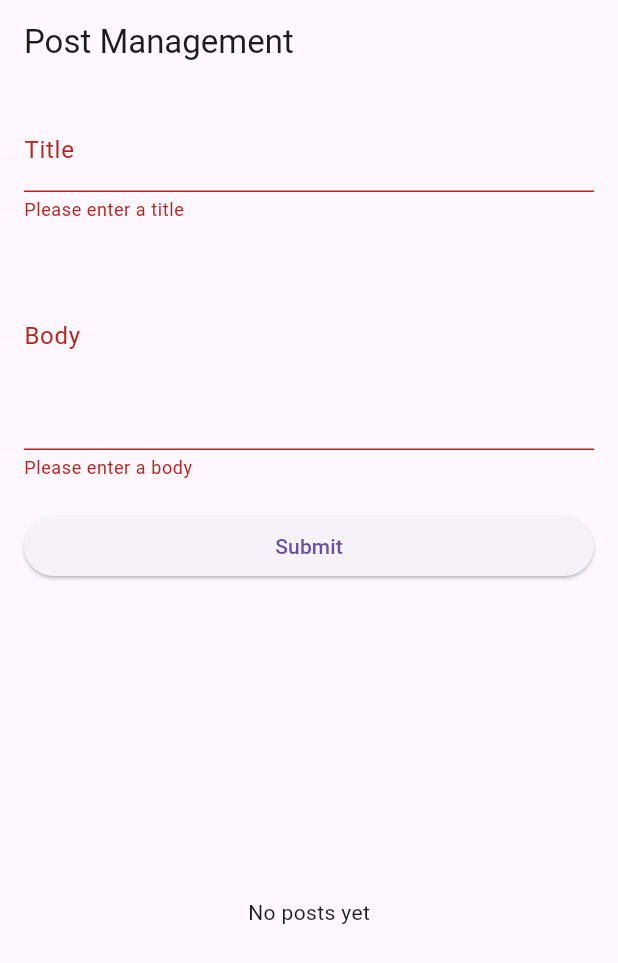
After one commit to JukiNat1/BT_LapTrinhUDMB, a Flutter app: the PostManagementScreen screen opened directly, after a tap on "Submit", on a phone screen of 412 x 824 dp. The commit adds this screen. Shown: the top 963 px of the screen. Run offline on Flutter 3.47's test engine with Material 3 defaults, Android fonts, the phone set to English and light mode, and no system bars; network calls fail.

Commit message:
Update bài tập 20/5/2025

```diff
--- /dev/null
+++ b/bai_tap_vn_layout/lib/api.dart
@@ -0,0 +1,88 @@
+import 'dart:convert';
+import 'package:flutter/material.dart';
+import 'package:http/http.dart' as http;
+
+void main() {
+  runApp(const MyApp());
+}
+
+class MyApp extends StatelessWidget {
+  const MyApp({super.key});
+
+  @override
+  Widget build(BuildContext context) {
+    return MaterialApp(
+      title: 'Post List',
+      theme: ThemeData(primarySwatch: Colors.blue),
+      home: const PostListScreen(),
+    );
+  }
+}
+
+class PostListScreen extends StatefulWidget {
+  const PostListScreen({super.key});
+
+  @override
+  _PostListScreenState createState() => _PostListScreenState();
+}
+
+class _PostListScreenState extends State<PostListScreen> {
+  late Future<List<Post>> futurePosts;
+
+  @override
+  void initState() {
+    super.initState();
+    futurePosts = fetchPosts();
+  }
+
+  Future<List<Post>> fetchPosts() async {
+    final response = await http.get(
+      Uri.parse('https://jsonplaceholder.typicode.com/posts'),
+    );
+
+    if (response.statusCode == 200) {
+      List<dynamic> data = jsonDecode(response.body);
+      return data.map((json) => Post.fromJson(json)).toList();
+    } else {
+      throw Exception('Failed to load posts');
+    }
+  }
+
+  @override
+  Widget build(BuildContext context) {
+    return Scaffold(
+      appBar: AppBar(title: const Text('List of Posts')),
+      body: FutureBuilder<List<Post>>(
+        future: futurePosts,
+        builder: (context, snapshot) {
+          if (snapshot.connectionState == ConnectionState.waiting) {
+            return const Center(child: CircularProgressIndicator());
+          } else if (snapshot.hasError) {
+            return Center(child: Text('Error: ${snapshot.error}'));
+          } else if (!snapshot.hasData || snapshot.data!.isEmpty) {
+            return const Center(child: Text('No posts available'));
+          } else {
+            return ListView.builder(
+              itemCount: snapshot.data!.length,
+              itemBuilder: (context, index) {
+                return ListTile(title: Text(snapshot.data![index].title));
+              },
+            );
+          }
+        },
+      ),
+    );
+  }
+}
+
+class Post {
+  final int id;
+  final String title;
+  final String body;
+
+  Post({required this.id, required this.title, required this.body});
+
+  factory Post.fromJson(Map<String, dynamic> json) {
+    return Post(id: json['id'], title: json['title'], body: json['body']);
+  }
+}
--- /dev/null
+++ b/bai_tap_vn_layout/lib/input_api.dart
@@ -0,0 +1,150 @@
+import 'dart:convert';
+import 'package:flutter/material.dart';
+import 'package:http/http.dart' as http;
+
+void main() {
+  runApp(const MyApp());
+}
+
+class MyApp extends StatelessWidget {
+  const MyApp({super.key});
+
+  @override
+  Widget build(BuildContext context) {
+    return MaterialApp(
+      title: 'Post Management',
+      theme: ThemeData(primarySwatch: Colors.blue),
+      home: const PostManagementScreen(),
+    );
+  }
+}
+
+class PostManagementScreen extends StatefulWidget {
+  const PostManagementScreen({super.key});
+
+  @override
+  _PostManagementScreenState createState() => _PostManagementScreenState();
+}
+
+class _PostManagementScreenState extends State<PostManagementScreen> {
+  final _formKey = GlobalKey<FormState>();
+  final _titleController = TextEditingController();
+  final _bodyController = TextEditingController();
+  List<Post> _postedList = []; // Danh sách các bài đã gửi
+
+  Future<void> submitPost() async {
+    if (_formKey.currentState!.validate()) {
+      final response = await http.post(
+        Uri.parse('https://jsonplaceholder.typicode.com/posts'),
+        headers: {'Content-Type': 'application/json; charset=UTF-8'},
+        body: jsonEncode({
+          'title': _titleController.text,
+          'body': _bodyController.text,
+          'userId': 1,
+        }),
+      );
+
+      if (response.statusCode == 201) {
+        final newPost = Post(
+          id: DateTime.now().millisecondsSinceEpoch, // Tạo ID giả lập
+          title: _titleController.text,
+          body: _bodyController.text,
+        );
+        setState(() {
+          _postedList.add(newPost); // Thêm bài mới vào danh sách
+        });
+        ScaffoldMessenger.of(context).showSnackBar(
+          const SnackBar(content: Text('Post submitted successfully!')),
+        );
+        _titleController.clear();
+        _bodyController.clear();
+      } else {
+        ScaffoldMessenger.of(
+          context,
+        ).showSnackBar(const SnackBar(content: Text('Failed to submit post.')));
+      }
+    }
+  }
+
+  @override
+  Widget build(BuildContext context) {
+    return Scaffold(
+      appBar: AppBar(title: const Text('Post Management')),
+      body: Padding(
+        padding: const EdgeInsets.all(16.0),
+        child: Column(
+          children: [
+            Form(
+              key: _formKey,
+              child: Column(
+                crossAxisAlignment: CrossAxisAlignment.stretch,
+                children: [
+                  TextFormField(
+                    controller: _titleController,
+                    decoration: const InputDecoration(labelText: 'Title'),
+                    validator: (value) {
+                      if (value == null || value.isEmpty) {
+                        return 'Please enter a title';
+                      }
+                      return null;
+                    },
+                  ),
+                  TextFormField(
+                    controller: _bodyController,
+                    decoration: const InputDecoration(labelText: 'Body'),
+                    maxLines: 5,
+                    validator: (value) {
+                      if (value == null || value.isEmpty) {
+                        return 'Please enter a body';
+                      }
+                      return null;
+                    },
+                  ),
+                  const SizedBox(height: 20),
+                  ElevatedButton(
+                    onPressed: submitPost,
+                    child: const Text('Submit'),
+                  ),
+                ],
+              ),
+            ),
+            const SizedBox(height: 20),
+            Expanded(
+              child:
+                  _postedList.isEmpty
+                      ? const Center(child: Text('No posts yet'))
+                      : ListView.builder(
+                        itemCount: _postedList.length,
+                        itemBuilder: (context, index) {
+                          return ListTile(
+                            title: Text(_postedList[index].title),
+                            subtitle: Text(_postedList[index].body),
+                          );
+                        },
+                      ),
+            ),
+          ],
+        ),
+      ),
+    );
+  }
+
+  @override
+  void dispose() {
+    _titleController.dispose();
+    _bodyController.dispose();
+    super.dispose();
+  }
+}
+
+class Post {
+  final int id;
+  final String title;
+  final String body;
+
+  Post({required this.id, required this.title, required this.body});
+
+  factory Post.fromJson(Map<String, dynamic> json) {
+    return Post(id: json['id'], title: json['title'], body: json['body']);
+  }
+}
--- a/bai_tap_vn_layout/lib/main.dart
+++ b/bai_tap_vn_layout/lib/main.dart
@@ -5,6 +5,8 @@ void main() {
 }
 
 class MyApp extends StatelessWidget {
+  const MyApp({super.key});
+
   @override
   Widget build(BuildContext context) {
     return MaterialApp(
@@ -47,6 +49,8 @@ class FlutterDemoHomePage extends StatelessWidget {
           "https://images.pexels.com/photos/6311393/pexels-photo-6311393.jpeg?auto=compress&cs=tinysrgb&w=1260&h=750&dpr=1",
     },
   ];
+
+  FlutterDemoHomePage({super.key});
 
   @override
   Widget build(BuildContext context) {
--- a/bai_tap_vn_layout/pubspec.yaml
+++ b/bai_tap_vn_layout/pubspec.yaml
@@ -30,6 +30,7 @@ environment:
 dependencies:
   flutter:
     sdk: flutter
+  http: ^1.2.1
 
   # The following adds the Cupertino Icons font to your application.
   # Use with the CupertinoIcons class for iOS style icons.
```
Also changed, not shown: bai_tap_vn_layout/lib/navigation.dart (added, +81 -0 lines), bai_tap_vn_layout/lib/table.dart (added, +105 -0 lines), bai_tap_vn_layout/pubspec.lock, 1 other file.
